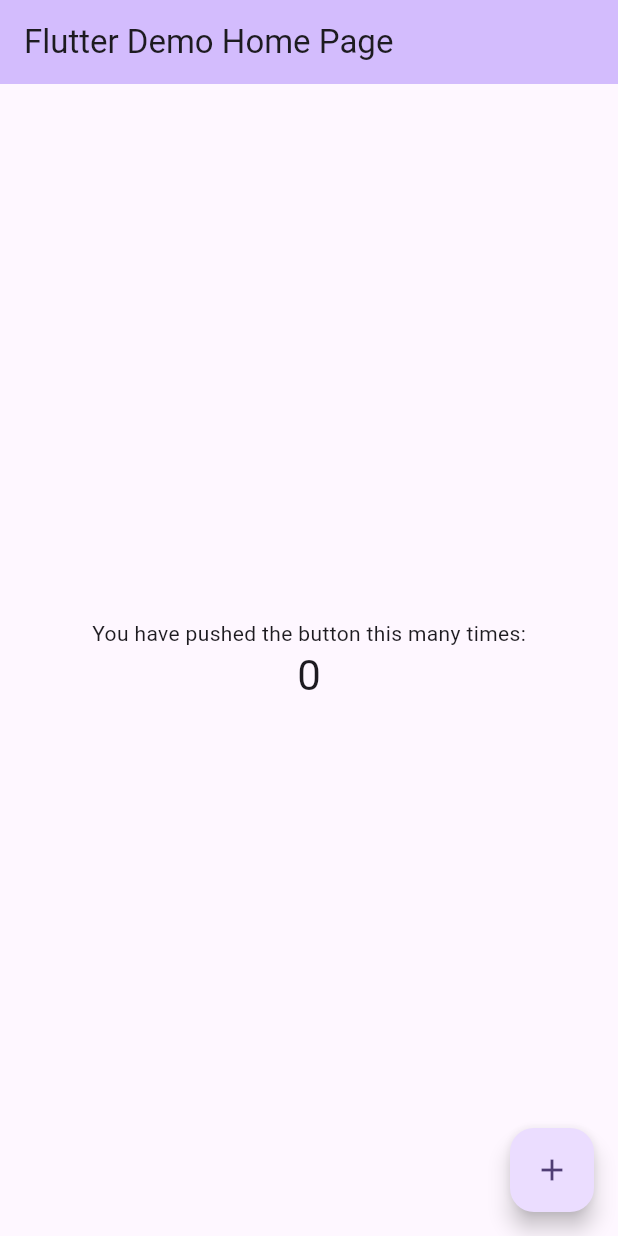
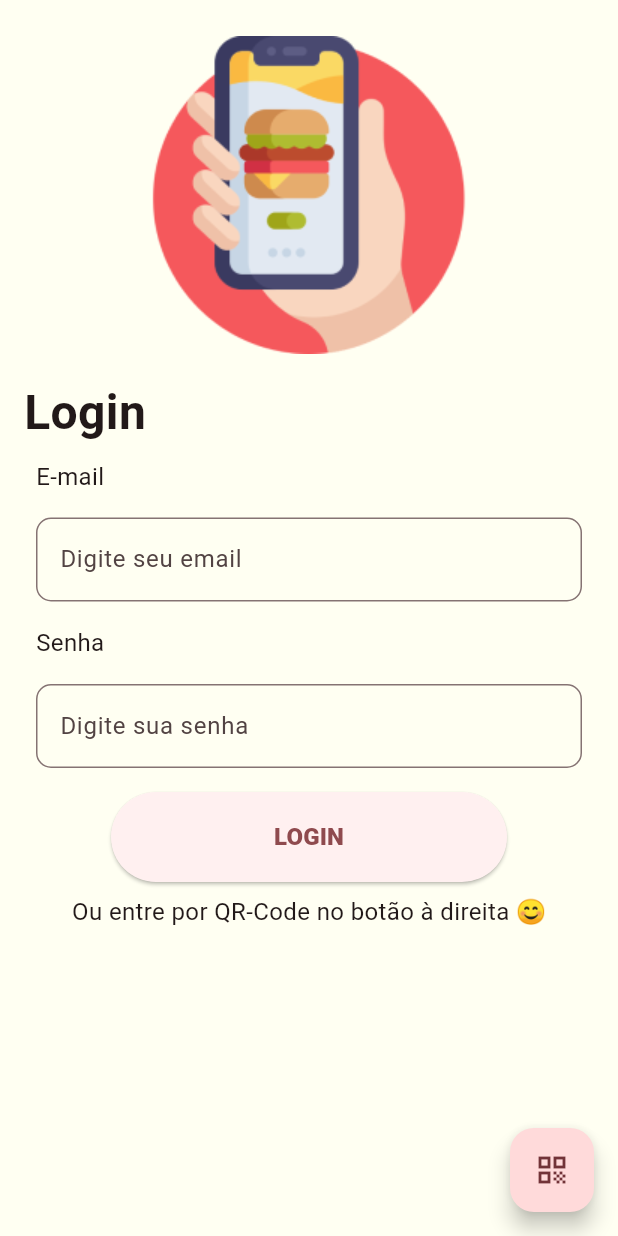
Before and after one commit to Nelson1616/smart-menu-app, a Flutter app: the screen it shows after launch, on a phone screen of 412 x 824 dp. Run offline on Flutter 3.47's test engine with Material 2 defaults, Android fonts, the phone set to English and light mode, and no system bars; Roboto replaces fonts that are missing (Sofia); project files that could hold a hidden picture were left out.

Commit message:
wip: create login screen

```diff
--- a/lib/main.dart
+++ b/lib/main.dart
@@ -1,4 +1,5 @@
 import 'package:flutter/material.dart';
+import 'package:smart_menu_app/screens/login_screen.dart';
 
 void main() {
   runApp(const MyApp());
@@ -7,119 +8,17 @@ void main() {
 class MyApp extends StatelessWidget {
   const MyApp({super.key});
 
-  // This widget is the root of your application.
   @override
   Widget build(BuildContext context) {
     return MaterialApp(
-      title: 'Flutter Demo',
+      title: 'Smart Menu',
       theme: ThemeData(
-        // This is the theme of your application.
-        //
-        // TRY THIS: Try running your application with "flutter run". You'll see
-        // the application has a blue toolbar. Then, without quitting the app,
-        // try changing the seedColor in the colorScheme below to Colors.green
-        // and then invoke "hot reload" (save your changes or press the "hot
-        // reload" button in a Flutter-supported IDE, or press "r" if you used
-        // the command line to start the app).
-        //
-        // Notice that the counter didn't reset back to zero; the application
-        // state is not lost during the reload. To reset the state, use hot
-        // restart instead.
-        //
-        // This works for code too, not just values: Most code changes can be
-        // tested with just a hot reload.
-        colorScheme: ColorScheme.fromSeed(seedColor: Colors.deepPurple),
+        colorScheme: ColorScheme.fromSeed(seedColor: const Color(0xFFEE4F62)),
         useMaterial3: true,
       ),
-      home: const MyHomePage(title: 'Flutter Demo Home Page'),
+      routes: {
+        '/': (context) => const LoginScreen(),
+      },
     );
   }
 }
-
-class MyHomePage extends StatefulWidget {
-  const MyHomePage({super.key, required this.title});
-
-  // This widget is the home page of your application. It is stateful, meaning
-  // that it has a State object (defined below) that contains fields that affect
-  // how it looks.
-
-  // This class is the configuration for the state. It holds the values (in this
-  // case the title) provided by the parent (in this case the App widget) and
-  // used by the build method of the State. Fields in a Widget subclass are
-  // always marked "final".
-
-  final String title;
-
-  @override
-  State<MyHomePage> createState() => _MyHomePageState();
-}
-
-class _MyHomePageState extends State<MyHomePage> {
-  int _counter = 0;
-
-  void _incrementCounter() {
-    setState(() {
-      // This call to setState tells the Flutter framework that something has
-      // changed in this State, which causes it to rerun the build method below
-      // so that the display can reflect the updated values. If we changed
-      // _counter without calling setState(), then the build method would not be
-      // called again, and so nothing would appear to happen.
-      _counter++;
-    });
-  }
-
-  @override
-  Widget build(BuildContext context) {
-    // This method is rerun every time setState is called, for instance as done
-    // by the _incrementCounter method above.
-    //
-    // The Flutter framework has been optimized to make rerunning build methods
-    // fast, so that you can just rebuild anything that needs updating rather
-    // than having to individually change instances of widgets.
-    return Scaffold(
-      appBar: AppBar(
-        // TRY THIS: Try changing the color here to a specific color (to
-        // Colors.amber, perhaps?) and trigger a hot reload to see the AppBar
-        // change color while the other colors stay the same.
-        backgroundColor: Theme.of(context).colorScheme.inversePrimary,
-        // Here we take the value from the MyHomePage object that was created by
-        // the App.build method, and use it to set our appbar title.
-        title: Text(widget.title),
-      ),
-      body: Center(
-        // Center is a layout widget. It takes a single child and positions it
-        // in the middle of the parent.
-        child: Column(
-          // Column is also a layout widget. It takes a list of children and
-          // arranges them vertically. By default, it sizes itself to fit its
-          // children horizontally, and tries to be as tall as its parent.
-          //
-          // Column has various properties to control how it sizes itself and
-          // how it positions its children. Here we use mainAxisAlignment to
-          // center the children vertically; the main axis here is the vertical
-          // axis because Columns are vertical (the cross axis would be
-          // horizontal).
-          //
-          // TRY THIS: Invoke "debug painting" (choose the "Toggle Debug Paint"
-          // action in the IDE, or press "p" in the console), to see the
-          // wireframe for each widget.
-          mainAxisAlignment: MainAxisAlignment.center,
-          children: <Widget>[
-            const Text(
-              'You have pushed the button this many times:',
-            ),
-            Text(
-              '$_counter',
-              style: Theme.of(context).textTheme.headlineMedium,
-            ),
-          ],
-        ),
-      ),
-      floatingActionButton: FloatingActionButton(
-        onPressed: _incrementCounter,
-        tooltip: 'Increment',
-        child: const Icon(Icons.add),
-      ), // This trailing comma makes auto-formatting nicer for build methods.
-    );
-  }
-}
--- /dev/null
+++ b/lib/screens/login_screen.dart
@@ -0,0 +1,145 @@
+import 'package:flutter/material.dart';
+
+class LoginScreen extends StatefulWidget {
+  const LoginScreen({super.key});
+
+  @override
+  State<LoginScreen> createState() => _LoginScreenState();
+}
+
+class _LoginScreenState extends State<LoginScreen> {
+  String userEmail = "";
+  String userPassword = "";
+
+  @override
+  Widget build(BuildContext context) {
+    double screenWidth = MediaQuery.of(context).size.width;
+
+    return Scaffold(
+      backgroundColor: const Color(0xFFFFFFF2),
+      body: SafeArea(
+        child: SingleChildScrollView(
+          child: Container(
+            alignment: Alignment.center,
+            margin: const EdgeInsets.all(16),
+            child: Column(
+              crossAxisAlignment: CrossAxisAlignment.start,
+              children: [
+                Center(
+                  child: Container(
+                    margin: const EdgeInsets.only(top: 8, bottom: 16),
+                    child: const Image(image: AssetImage('images/logo.png')),
+                  ),
+                ),
+                const SizedBox(
+                  child: Text(
+                    "Login",
+                    style: TextStyle(
+                        fontFamily: 'Sofia',
+                        fontWeight: FontWeight.bold,
+                        fontSize: 32),
+                  ),
+                ),
+                Form(
+                  child: Column(
+                    crossAxisAlignment: CrossAxisAlignment.start,
+                    children: <Widget>[
+                      Container(
+                        margin: const EdgeInsets.all(8),
+                        child: const Text(
+                          "E-mail",
+                          style: TextStyle(
+                            fontFamily: 'Sofia',
+                            fontSize: 16,
+                          ),
+                        ),
+                      ),
+                      Container(
+                        margin: const EdgeInsets.all(8),
+                        child: TextFormField(
+                          onChanged: (value) {
+                            userEmail = value;
+                          },
+                          validator: (value) {
+                            if (value == null || value.isEmpty) {
+                              return 'Email Inválido';
+                            }
+                            return null;
+                          },
+                          decoration: InputDecoration(
+                            border: OutlineInputBorder(
+                                borderRadius: BorderRadius.circular(10.0)),
+                            labelText: 'Digite seu email',
+                          ),
+                        ),
+                      ),
+                      Container(
+                        margin: const EdgeInsets.all(8),
+                        child: const Text(
+                          "Senha",
+                          style: TextStyle(
+                            fontFamily: 'Sofia',
+                            fontSize: 16,
+                          ),
+                        ),
+                      ),
+                      Container(
+                        margin: const EdgeInsets.all(8),
+                        child: TextFormField(
+                          onChanged: (value) {
+                            userPassword = value;
+                          },
+                          validator: (value) {
+                            if (value == null || value.isEmpty) {
+                              return 'Senha inválida';
+                            }
+                            return null;
+                          },
+                          obscureText: true,
+                          decoration: InputDecoration(
+                            border: OutlineInputBorder(
+                                borderRadius: BorderRadius.circular(10.0)),
+                            labelText: 'Digite sua senha',
+                          ),
+                        ),
+                      ),
+                      Container(
+                        width: screenWidth,
+                        height: 60,
+                        padding: const EdgeInsets.only(
+                          left: 50,
+                          right: 50,
+                        ),
+                        margin: const EdgeInsets.all(8),
+                        child: ElevatedButton(
+                          onPressed: () {},
+                          child: const Text(
+                            'LOGIN',
+                            style: TextStyle(
+                                fontFamily: 'Sofia',
+                                fontWeight: FontWeight.w800,
+                                fontSize: 16),
+                          ),
+                        ),
+                      ),
+                      const Center(
+                          child: Text(
+                        "Ou entre por QR-Code no botão à direita 😊",
+                        style: TextStyle(fontFamily: 'Sofia', fontSize: 16),
+                      ))
+                    ],
+                  ),
+                ),
+              ],
+            ),
+          ),
+        ),
+      ),
+      floatingActionButton: FloatingActionButton(
+        onPressed: () {},
+        tooltip: 'QR code',
+        child: const Icon(Icons.qr_code),
+      ),
+    );
+  }
+}
```
Also changed, not shown: pubspec.yaml (+16 -65 lines), fonts/sofiapro-light.otf (added), images/avatar_1.png (added), images/avatar_2.png (added), images/avatar_3.png (added), images/avatar_4.png (added), images/avatar_5.png (added), images/avatar_6.png (added), images/avatar_7.png (added), images/avatar_8.png (added), images/logo.png (added), images/logo_2_no_bg.png (added), images/logo_2_white_bg.png (added), images/logo_white_bg.png (added), 1 more files.
